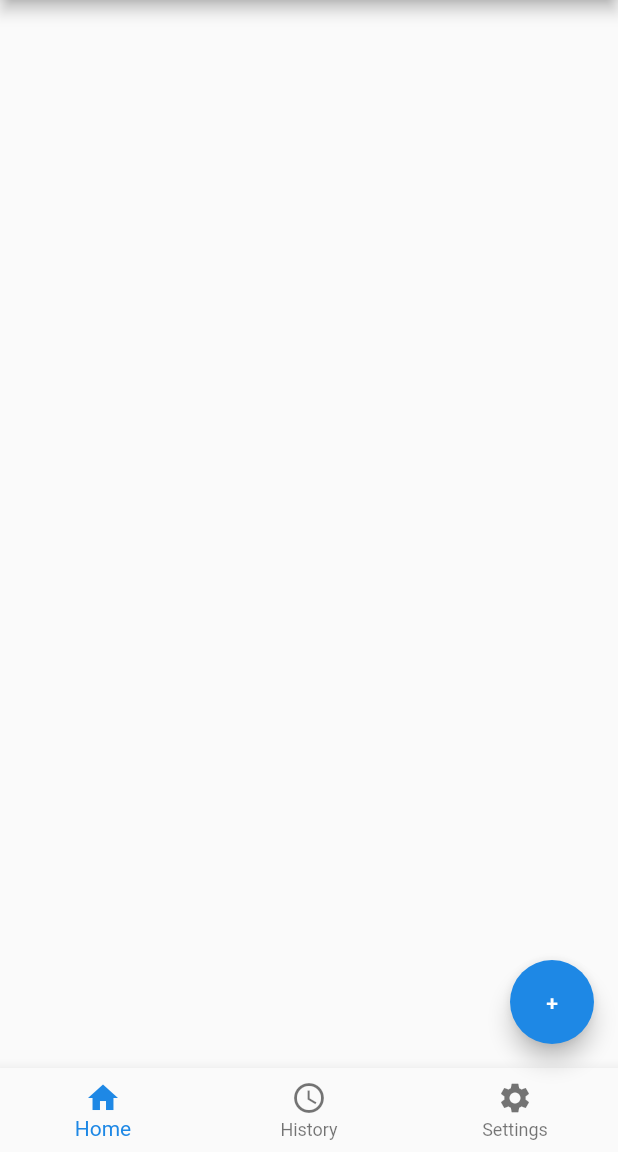
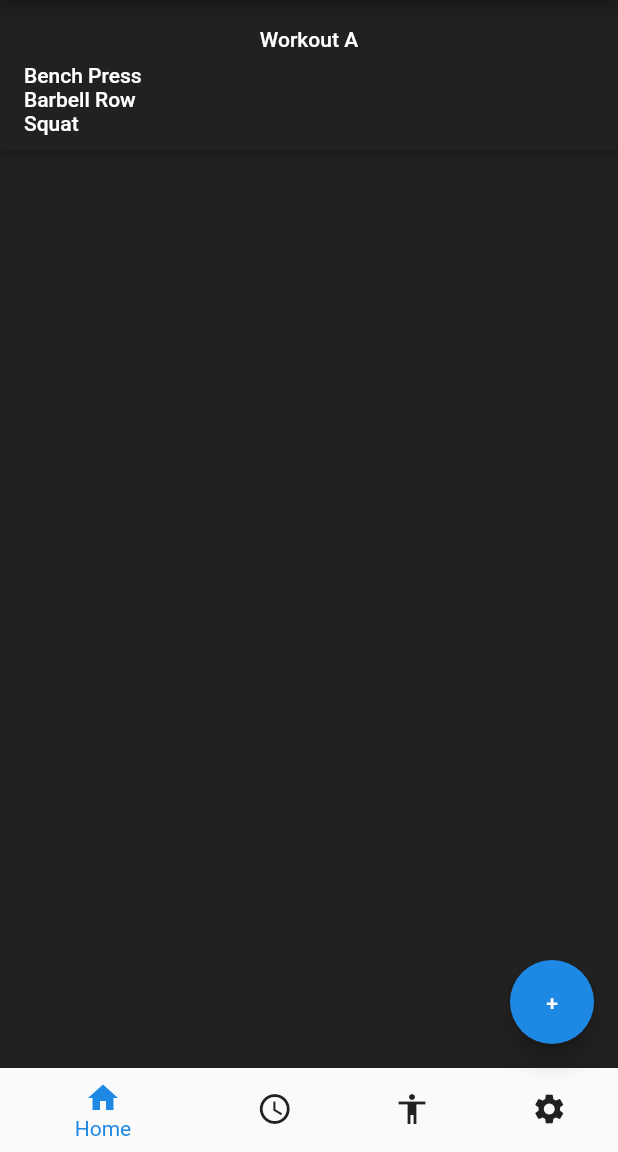
Before and after one commit to OliverCutting/workout-planner, a Flutter app: the screen it shows after launch, on a phone screen of 412 x 824 dp, the part 84-1236 px from its top. Run offline on Flutter 3.47's test engine with Material 2 defaults, Android fonts, the phone set to English and light mode, and no system bars.

Commit message:
Displays a workout

```diff
--- a/workoutplanner/lib/main.dart
+++ b/workoutplanner/lib/main.dart
@@ -1,31 +1,66 @@
 import 'package:flutter/material.dart';
+import 'workout.dart';
+import 'plan.dart';
 
-void main() => runApp(MaterialApp(
-  home: Home()
-));
+void main() => runApp(MaterialApp(home: Home()));
 
 class Home extends StatelessWidget {
   const Home({Key? key}) : super(key: key);
+
   @override
   Widget build(BuildContext context) {
     return Scaffold(
       appBar: AppBar(
         title: const Text(
           'Workout Planner',
-          style:  TextStyle(
+          style: TextStyle(
               fontSize: 20.0,
               fontWeight: FontWeight.bold,
               letterSpacing: 2.0,
-              fontFamily: 'Oswald'
-          ),
+              fontFamily: 'Oswald'),
         ),
         centerTitle: true,
-        backgroundColor:  Colors.grey[900],
+        backgroundColor: Colors.grey[900],
+      ),
+      body: Container(
+        color: Colors.grey[900],
+        child: ListView(
+          children: [
+            ElevatedButton(
+              onPressed: () {},
+              style: TextButton.styleFrom(
+                backgroundColor: Colors.grey[900],
+                minimumSize: const Size.fromHeight(100),
+              ),
+              child: Column(
+                children: [
+                  Align(
+                    alignment: Alignment.center,
+                    heightFactor: 2,
+                    child: Text(Workout.name),
+                  ),
+                  Align(
+                    alignment: Alignment.centerLeft,
+                    child: Text(Workout.exercises[0]),
+                  ),
+                  Align(
+                    alignment: Alignment.centerLeft,
+                    child: Text(Workout.exercises[1]),
+                  ),
+                  Align(
+                    alignment: Alignment.centerLeft,
+                    child: Text(Workout.exercises[2]),
+                  ),
+                ],
+              ),
+            ),
+          ],
+        ),
       ),
       floatingActionButton: FloatingActionButton(
         onPressed: null,
         backgroundColor: Colors.blue[600],
-        child:  const Text('+'),
+        child: const Text('+'),
       ),
       bottomNavigationBar: BottomNavigationBar(
         items: const <BottomNavigationBarItem>[
@@ -38,11 +73,16 @@ class Home extends StatelessWidget {
             label: 'History',
           ),
           BottomNavigationBarItem(
+            icon: Icon(Icons.accessibility),
+            label: 'My Workouts',
+          ),
+          BottomNavigationBarItem(
             icon: Icon(Icons.settings),
             label: 'Settings',
           ),
         ],
-          selectedItemColor: Colors.blue[600],
+        selectedItemColor: Colors.blue[600],
+        unselectedItemColor: Colors.grey[900],
       ),
     );
   }
--- /dev/null
+++ b/workoutplanner/lib/plan.dart
@@ -0,0 +1,3 @@
+class Plan {
+  final exercises = [];
+}
--- /dev/null
+++ b/workoutplanner/lib/workout.dart
@@ -0,0 +1,4 @@
+class Workout {
+  static String name  = 'Workout A';
+  static final exercises = ['Bench Press', 'Barbell Row', 'Squat'];
+}
```
